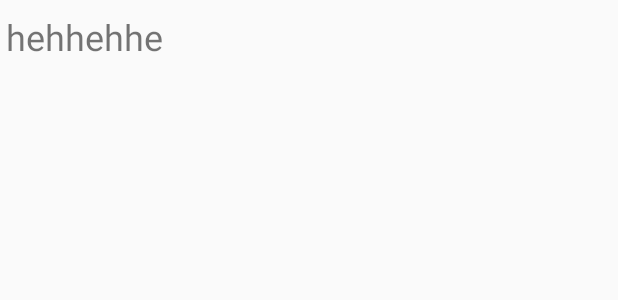
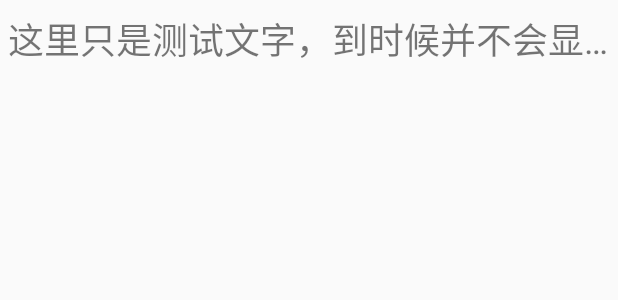
Before and after one commit to littlee/shuiba, an Android app: the layout list_item_stroy_children.xml on its own in the app's theme, with its tools: preview values and no code run, on a phone screen of 412 x 824 dp. Shown: the top 300 px of the screen. Run offline under Robolectric (Android 15) with nearby library versions, the phone set to English and light mode, and no system bars.

Commit message:
fix some bugs

```diff
--- a/Shuiba/app/src/main/java/com/sb/shuiba/DataProvider.java
+++ b/Shuiba/app/src/main/java/com/sb/shuiba/DataProvider.java
@@ -39,7 +39,6 @@ public class DataProvider {
                 String[] info = line.split(" ");
                 s.setName(info[0]);
                 s.setId(info[1]);
-                s.setDone(Boolean.parseBoolean(info[2]));
                 list.add(s);
                 line = br.readLine();
             }
--- a/Shuiba/app/src/main/java/com/sb/shuiba/MainFragment.java
+++ b/Shuiba/app/src/main/java/com/sb/shuiba/MainFragment.java
@@ -6,6 +6,7 @@ import android.os.Bundle;
 import android.os.Environment;
 import android.support.annotation.Nullable;
 import android.support.v4.app.Fragment;
+import android.util.Log;
 import android.view.LayoutInflater;
 import android.view.View;
 import android.view.ViewGroup;
@@ -28,8 +29,7 @@ public class MainFragment extends Fragment{
     public void onCreate(@Nullable Bundle savedInstanceState) {
         super.onCreate(savedInstanceState);
         getActivity().setTitle("角色选取");
-        String externalPath = Environment.getExternalStorageDirectory().toString();
-        Log.i("MainFragment", externalPath);
+        String externalPath = Environment.getExternalStorageDirectory().getPath();
         filesPath = externalPath + "/files";
         list = DataProvider.getStories(filesPath);
 
--- a/Shuiba/app/src/main/java/com/sb/shuiba/RecordingViewPagerActivity.java
+++ b/Shuiba/app/src/main/java/com/sb/shuiba/RecordingViewPagerActivity.java
@@ -12,6 +12,7 @@ import android.support.v4.view.PagerAdapter;
 import android.support.v4.view.ViewPager;
 import android.util.Log;
 import android.view.MenuItem;
+import android.view.View;
 
 import java.io.File;
 import java.io.FilenameFilter;
@@ -31,6 +32,7 @@ public class RecordingViewPagerActivity extends FragmentActivity {
     protected void onCreate(Bundle savedInstanceState) {
         super.onCreate(savedInstanceState);
         setContentView(R.layout.activity_viewpager_recording);
+
         storyMaterialPath = getIntent().getStringExtra(RecordingFragment.EXTRA_STORY_ABSOLUTE_PATH);
         String partsOfStoryId = getIntent().getStringExtra(RecordingFragment.EXTRA_RECORDING_STORY_TITLE);
         int currentItem = Integer.parseInt(partsOfStoryId.substring(0, partsOfStoryId.indexOf(".")));
@@ -40,6 +42,7 @@ public class RecordingViewPagerActivity extends FragmentActivity {
                 return filename.endsWith(".png");
             }
         }).length;
+
         mViewPager = (ViewPager)findViewById(R.id.viewpager);
         mPagerAdapter = new ScreenSlidePagerAdapter(getSupportFragmentManager());
         mViewPager.setPageTransformer(true, new DepthPageTransformer());
--- a/Shuiba/app/src/main/res/layout/list_item_stroy_children.xml
+++ b/Shuiba/app/src/main/res/layout/list_item_stroy_children.xml
@@ -1,14 +1,15 @@
 <?xml version="1.0" encoding="utf-8"?>
-<LinearLayout xmlns:android="http://schemas.android.com/apk/res/android"
-    android:orientation="vertical" android:layout_width="match_parent"
+<RelativeLayout xmlns:android="http://schemas.android.com/apk/res/android"
+    android:layout_width="match_parent"
     android:layout_height="match_parent">
+
     <TextView
         android:id="@+id/story_list_item__children_textView"
         android:layout_width="wrap_content"
         android:layout_height="wrap_content"
-        android:layout_weight="1"
+        android:layout_marginLeft="5dp"
+        android:singleLine="true"
+        android:text="这里只是测试文字，到时候并不会显示在这里"
         android:layout_marginTop="8dp"
-        android:layout_marginLeft="4dp"
-        android:text="hehhehhe"
-        android:textSize="24sp"/>
-</LinearLayout>
+        android:textSize="24sp" />
+</RelativeLayout>
--- /dev/null
+++ b/Shuiba/app/src/main/res/values/ids.xml
@@ -0,0 +1,4 @@
+<?xml version="1.0" encoding="utf-8"?>
+<resources>
+    <item type="id" name="viewPager"/>
+</resources>
```
Also changed, not shown: Shuiba/app/src/main/java/com/sb/shuiba/ChildrenFragment.java (+6 -5 lines), Shuiba/app/src/main/java/com/sb/shuiba/PlayFragment.java (+2 -42 lines), Shuiba/app/src/main/java/com/sb/shuiba/RecordFragment.java (+14 -23 lines), Shuiba/app/src/main/java/com/sb/shuiba/RecordingFragment.java (+27 -24 lines), Shuiba/app/src/main/java/com/sb/shuiba/Story.java (+0 -9 lines), 2 other files.
